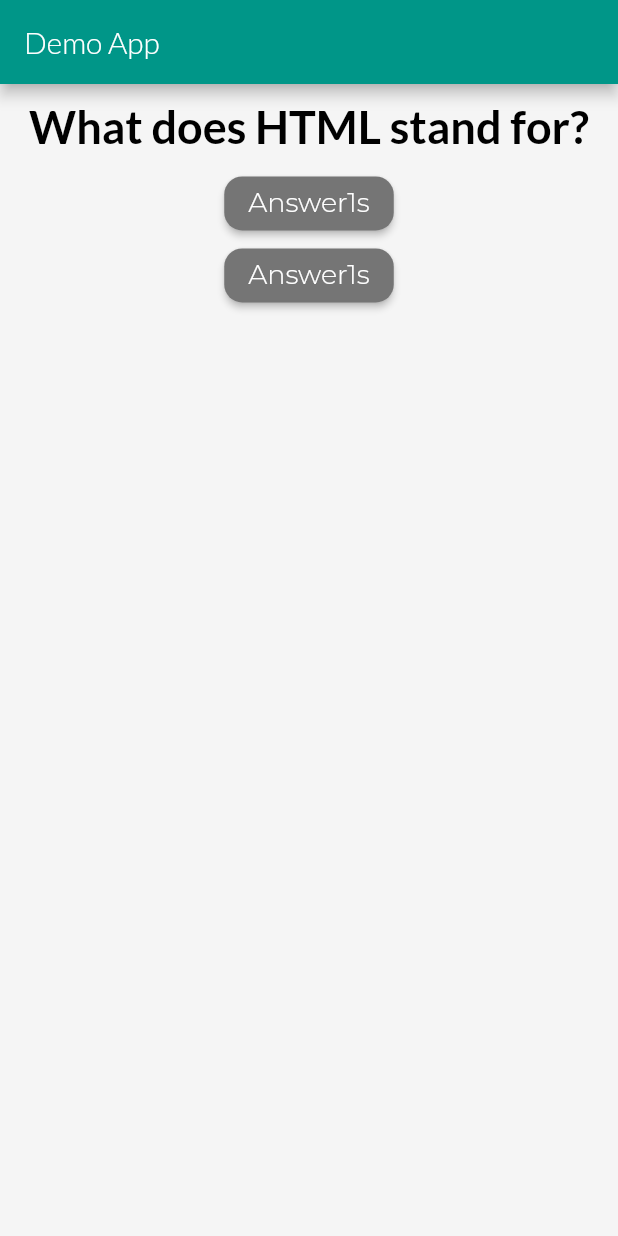
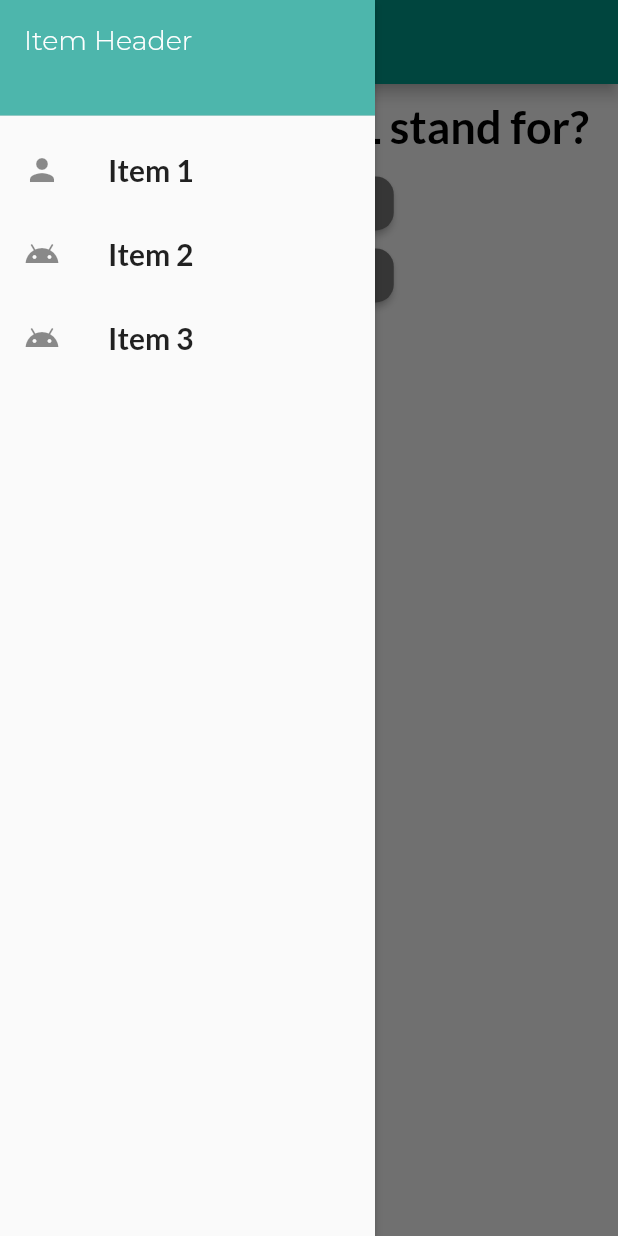
Before and after one commit to stha-nikhil/flutter-rnd, a Flutter app: the screen it shows after launch, with the side drawer open (before the commit the screen has no drawer), on a phone screen of 412 x 824 dp. Run offline on Flutter 3.47's test engine with Material 2 defaults, Android fonts, the phone set to English and light mode, and no system bars; our stand-ins replace dio, easy_localization, flutter_form_builder, form_builder_validators, shared_preferences, sizer; accounts and stored records are empty.

Commit message:
FEAT: add drawer widget and theme/style

```diff
--- /dev/null
+++ b/lib/drawer.dart
@@ -0,0 +1,49 @@
+import 'package:flutter/material.dart';
+
+import 'style.dart';
+
+class AppDrawer extends StatelessWidget {
+  const AppDrawer({Key? key}) : super(key: key);
+
+  @override
+  Widget build(BuildContext context) {
+    return Drawer(
+      child: ListView(
+        padding: EdgeInsets.zero,
+        children: <Widget>[
+          SizedBox(
+            height: 85,
+            child: DrawerHeader(
+              decoration: BoxDecoration(color: Colors.teal.shade300),
+              child: Text(
+                'Item Header',
+                style: Theme.of(context).textTheme.labelMedium,
+              ),
+            ),
+          ),
+          const ListTile(
+            leading: Icon(Icons.person),
+            title: Text(
+              'Item 1',
+              style: listTextStyle,
+            ),
+          ),
+          const ListTile(
+            leading: Icon(Icons.android),
+            title: Text(
+              'Item 2',
+              style: listTextStyle,
+            ),
+          ),
+          const ListTile(
+            leading: Icon(Icons.android),
+            title: Text(
+              'Item 3',
+              style: listTextStyle,
+            ),
+          ),
+        ],
+      ),
+    );
+  }
+}
--- a/lib/main.dart
+++ b/lib/main.dart
@@ -2,6 +2,7 @@ import 'package:flutter/material.dart';
 
 import './question.dart';
 import './answer.dart';
+import 'drawer.dart';
 import 'style.dart';
 
 void main() => runApp(MyApp());
@@ -22,8 +23,7 @@ class _MyAppState extends State<MyApp> {
         _questionIndex = 0;
       }
     });
-    print('Answer Recorded!');
-    print('Index: $_questionIndex');
+
   }
 
   @override
@@ -35,7 +35,11 @@ class _MyAppState extends State<MyApp> {
     return MaterialApp(
       home: Scaffold(
         appBar: AppBar(
-          title: Text('Demo App'),
+          title: const Text('Demo App'),
+        ),
+        drawer: const DrawerTheme(
+          data: drawerStyle,
+          child: AppDrawer(),
         ),
         body: Column(
           children: [
@@ -48,16 +52,17 @@ class _MyAppState extends State<MyApp> {
       theme: ThemeData(
         primarySwatch: Colors.teal,
         scaffoldBackgroundColor: Colors.grey.shade100,
-        appBarTheme: AppBarTheme(
+        appBarTheme: const AppBarTheme(
           titleTextStyle: appBarTextStyle,
         ),
-        textTheme: TextTheme(
+        textTheme: const TextTheme(
           titleMedium: questionTextStyle,
           labelMedium: answerTextStyle,
         ),
         elevatedButtonTheme: ElevatedButtonThemeData(
-           style: elevatedButtonStyle.style,
+          style: elevatedButtonStyle.style,
         ),
+        drawerTheme: drawerStyle,
       ),
     );
   }
--- a/lib/style.dart
+++ b/lib/style.dart
@@ -28,7 +28,6 @@ const answerTextStyle = TextStyle(
   color: Colors.white,
 );
 
-
 final elevatedButtonStyle = ElevatedButtonThemeData(
   style: ButtonStyle(
     backgroundColor: MaterialStateProperty.all(Colors.grey.shade600),
@@ -36,3 +35,14 @@ final elevatedButtonStyle = ElevatedButtonThemeData(
         RoundedRectangleBorder(borderRadius: BorderRadius.circular(12))),
   ),
 );
+
+const drawerStyle = DrawerThemeData(
+  width: 250,
+  elevation: 2.5,
+);
+
+const listTextStyle = TextStyle(
+  fontFamily: questionTextFontName,
+  fontSize: mediumTextSize,
+  fontWeight: FontWeight.bold,
+);
```
